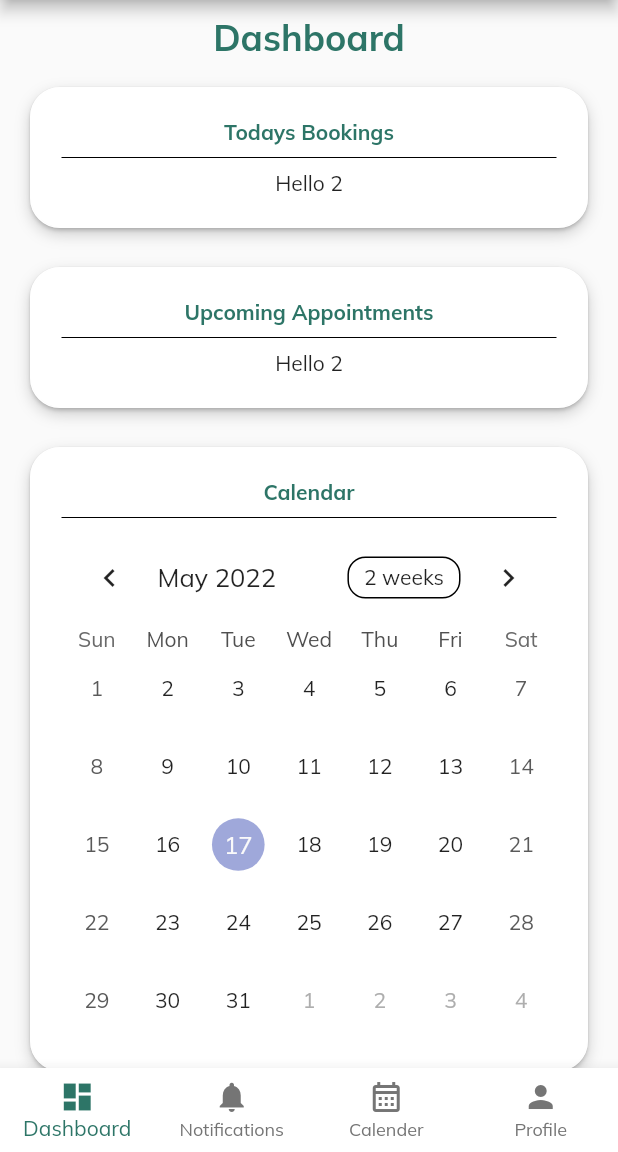
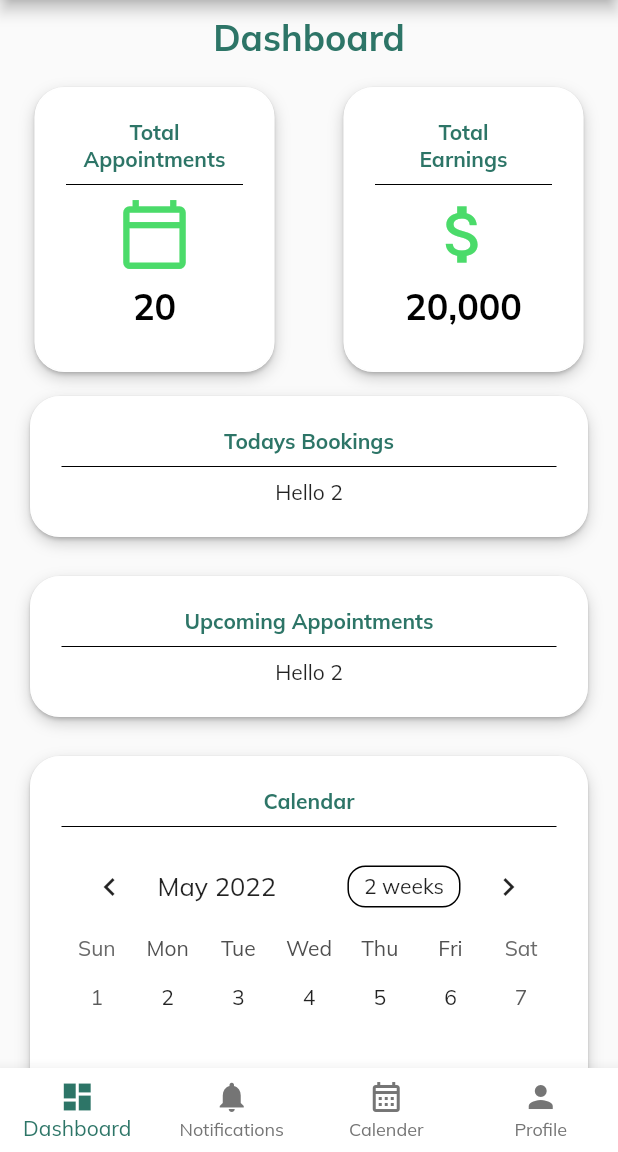
Before and after one commit to yousaf530/Helpex_App, a Flutter app: the screen it shows once a user with an empty profile is signed in, on a phone screen of 412 x 824 dp, the part 84-1236 px from its top. Run offline on Flutter 3.47's test engine with Material 2 defaults, Android fonts, the phone set to English and light mode, and no system bars; drawn by our look-alikes of table_calendar; our stand-ins replace cloud_firestore, date_field, email_validator, firebase_auth, firebase_core, flutter_signin_button and 2 more; accounts and stored records are empty.

Commit message:
Dashboard Changes Haider

```diff
--- a/helpex/lib/screens/Advisor/dashboard.dart
+++ b/helpex/lib/screens/Advisor/dashboard.dart
@@ -35,7 +35,94 @@ class _AdvisorDashboardState extends State<AdvisorDashboard> {
                 height: 10,
               ),
               Row(
-                children: [],
+                mainAxisAlignment: MainAxisAlignment.spaceAround,
+                children: [
+                  SizedBox(
+                    width: 200,
+                    child: Column(
+                      children: [
+                        AppCard(
+                          child: Column(
+                              crossAxisAlignment: CrossAxisAlignment.center,
+                              children: [
+                                Text(
+                                  'Total\nAppointments',
+                                  textAlign: TextAlign.center,
+                                  style: GoogleFonts.mulish(
+                                    textStyle: const TextStyle(
+                                        color: Color(0xff2D7567),
+                                        fontSize: 14,
+                                        fontWeight: FontWeight.bold),
+                                  ),
+                                ),
+                                const Divider(
+                                  color: Colors.black,
+                                ),
+                                Icon(
+                                  Icons.calendar_today_outlined,
+                                  color: Color(0xff4BDB6A),
+                                  size: 50,
+                                ),
+                                Padding(
+                                  padding: const EdgeInsets.all(8.0),
+                                  child: Text('20',
+                                    style: GoogleFonts.mulish(
+                                    textStyle: const TextStyle(
+                                        color: Colors.black,
+                                        fontSize: 24,
+                                        fontWeight: FontWeight.w700),
+                                  ),
+                                  ),
+                                ),
+                              ]),
+                        ),
+                      ],
+                    ),
+                  ),
+                  SizedBox(
+                    width: 200,
+                    child: Column(
+                      children: [
+                        AppCard(
+                          child: Column(
+                              crossAxisAlignment: CrossAxisAlignment.center,
+                              children: [
+                                Text(
+                                  'Total\nEarnings',
+                                  textAlign: TextAlign.center,
+                                  style: GoogleFonts.mulish(
+                                    textStyle: const TextStyle(
+                                        color: Color(0xff2D7567),
+
+                                        fontSize: 14,
+                                        fontWeight: FontWeight.bold),
+                                  ),
+                                ),
+                                const Divider(
+                                  color: Colors.black,
+                                ),
+                                Icon(
+                                  Icons.attach_money,
+                                  color: Color(0xff4BDB6A),
+                                  size: 50,
+                                ),
+                                Padding(
+                                  padding: const EdgeInsets.all(8.0),
+                                  child: Text('20,000',
+                                    style: GoogleFonts.mulish(
+                                      textStyle: const TextStyle(
+                                          color: Colors.black,
+                                          fontSize: 24,
+                                          fontWeight: FontWeight.w700),
+                                    ),
+                                  ),
+                                ),
+                              ]),
+                        ),
+                      ],
+                    ),
+                  ),
+                ],
               ),
               AppCard(
                 child: Column(
--- a/helpex/lib/screens/Advisor/home.dart
+++ b/helpex/lib/screens/Advisor/home.dart
@@ -71,6 +71,7 @@ class _AdvisorHomeState extends State<AdvisorHome> {
             icon: Icon(Icons.notifications),
             label: 'Notifications',
             backgroundColor: Colors.white,
+
           ),
           BottomNavigationBarItem(
             icon: Icon(Icons.calendar_month_outlined),
--- a/helpex/pubspec.yaml
+++ b/helpex/pubspec.yaml
@@ -19,6 +19,7 @@ version: 1.0.0+1
 
 environment:
   sdk: ">=2.16.2 <3.0.0"
+  flutter: "2.10.5"
 
 # Dependencies specify other packages that your package needs in order to work.
 # To automatically upgrade your package dependencies to the latest versions
```
Also changed, not shown: helpex/pubspec.lock, 1 other file.
